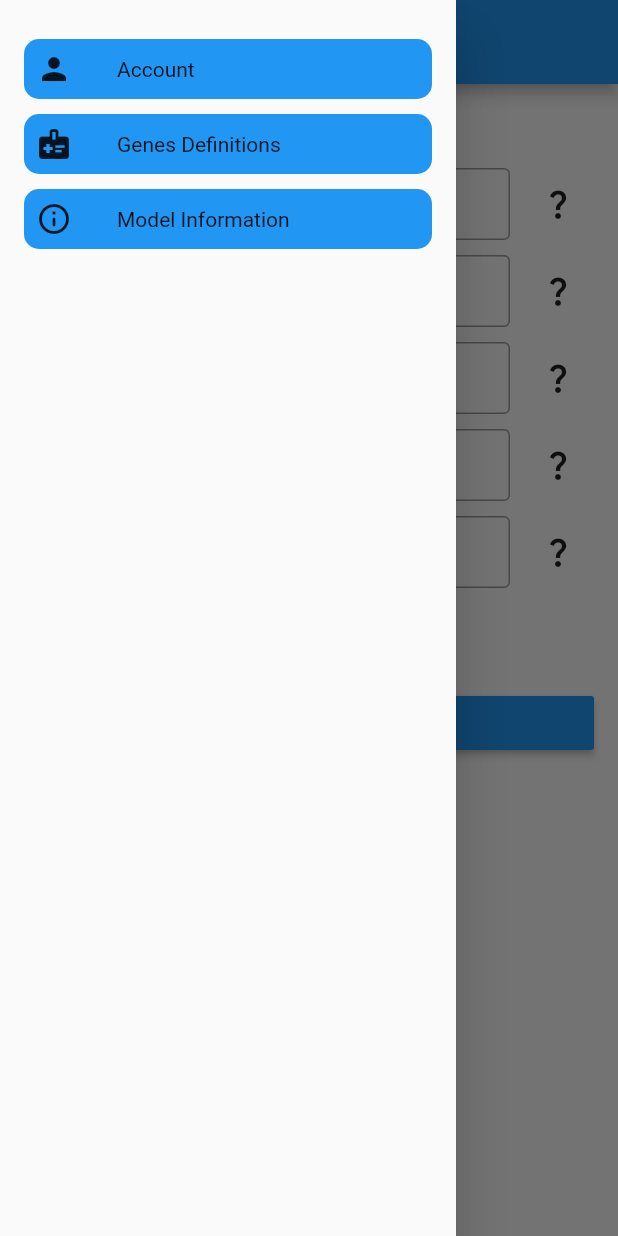
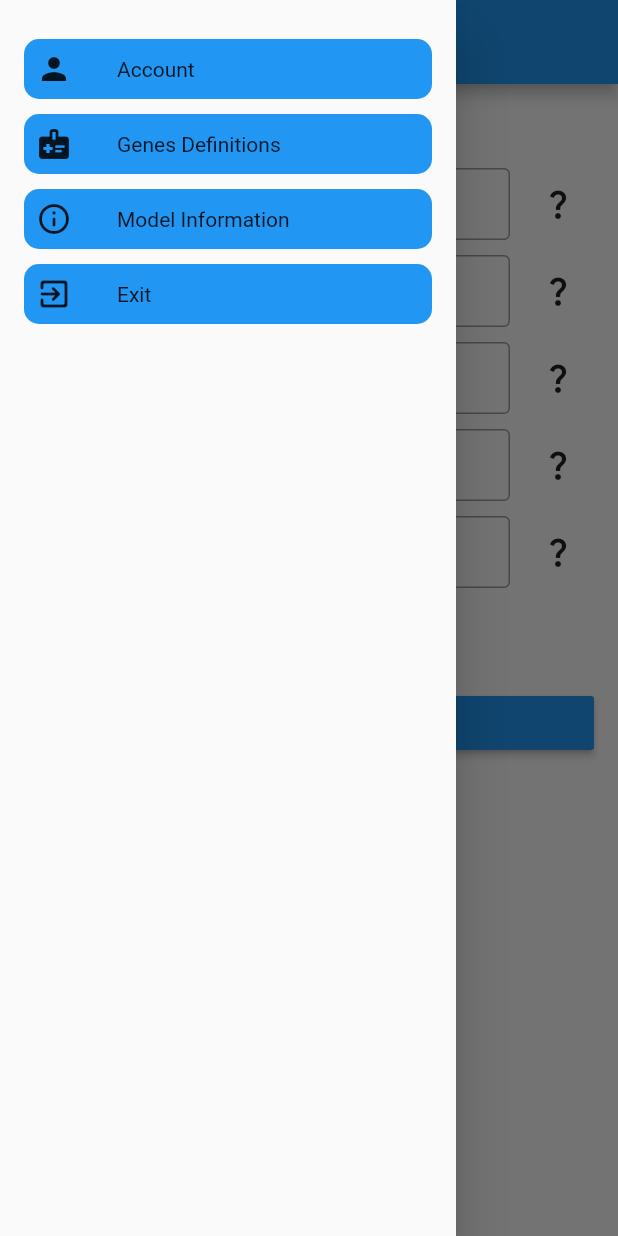
Before and after one commit to Salah-Eltenehy/Detection-of-Alzheimer-Disease, a Flutter app: the UploadImage screen opened directly, with the side drawer open, on a phone screen of 412 x 824 dp. Run offline on Flutter 3.47's test engine with Material 2 defaults, Android fonts, the light colour scheme and no system bars; our stand-ins replace cloud_firestore, easy_search_bar, firebase_auth, firebase_core, firebase_database, fluttertoast and 2 more; missing offline and left inert: esp_smartconfig; accounts and stored records are empty.

Commit message:
finish UI

```diff
--- a/lib/modules/upload-image/UploadImage.dart
+++ b/lib/modules/upload-image/UploadImage.dart
@@ -1,11 +1,15 @@
 import 'dart:io';
 
 import 'dart:convert';
+import 'package:alzheimer/modules/SignIn/SignIn.dart';
 import 'package:alzheimer/modules/account/Account.dart';
+import 'package:alzheimer/modules/show-results/ShowResults.dart';
 import 'package:alzheimer/modules/webView/WebView.dart';
+import 'package:alzheimer/shared/network/local/cache_helper.dart';
 import 'package:flutter/material.dart';
 import 'package:image_picker/image_picker.dart';
 import 'package:http/http.dart' as http;
+import 'package:shared_preferences/shared_preferences.dart';
 
 import '../../shared/functions/shared_function.dart';
 class UploadImage extends StatefulWidget {
@@ -91,6 +95,28 @@ class _UploadImageState extends State<UploadImage> {
                       Icon(Icons.info_outline_rounded),
                       SizedBox(width: 30,),
                       Text("Model Information")
+                    ],
+                  ),
+                ),
+              ),
+              const SizedBox(height: 10,),
+              InkWell(
+                onTap: () async {
+                  CachHelper.sharedPreferences = await SharedPreferences.getInstance();
+                  navigateAndFinish(context, SignInScreen());
+                },
+                child: Container(
+                  height: 40,
+                  decoration: BoxDecoration(
+                      borderRadius: BorderRadius.circular(10),
+                      color: Colors.blue
+                  ),
+                  child: Row(
+                    children: const [
+                      SizedBox(width: 8,),
+                      Icon(Icons.exit_to_app_rounded),
+                      SizedBox(width: 30,),
+                      Text("Exit")
                     ],
                   ),
                 ),
@@ -199,6 +225,7 @@ class _UploadImageState extends State<UploadImage> {
                       print(response.body);
                       var r = json.decode(response.body) as Map;
                       print(r);
+                      navigateTo(context, ShowResultsScreen(respone: r['response']));
                       setState(() {
 
                       });
--- a/pubspec.yaml
+++ b/pubspec.yaml
@@ -74,8 +74,8 @@ flutter:
   uses-material-design: true
 
   # To add assets to your application, add an assets section, like this:
-  # assets:
-  #   - images/a_dot_burr.jpeg
+  assets:
+    - assets/images/
   #   - images/a_dot_ham.jpeg
 
   # An image asset can refer to one or more resolution-specific "variants", see
```
Also changed, not shown: lib/modules/show-results/ShowResults.dart (+86 -0 lines), assets/images/clusters.jpg (added), assets/images/data.jpg (added), assets/images/samples.jpg (added), 3 other files.
